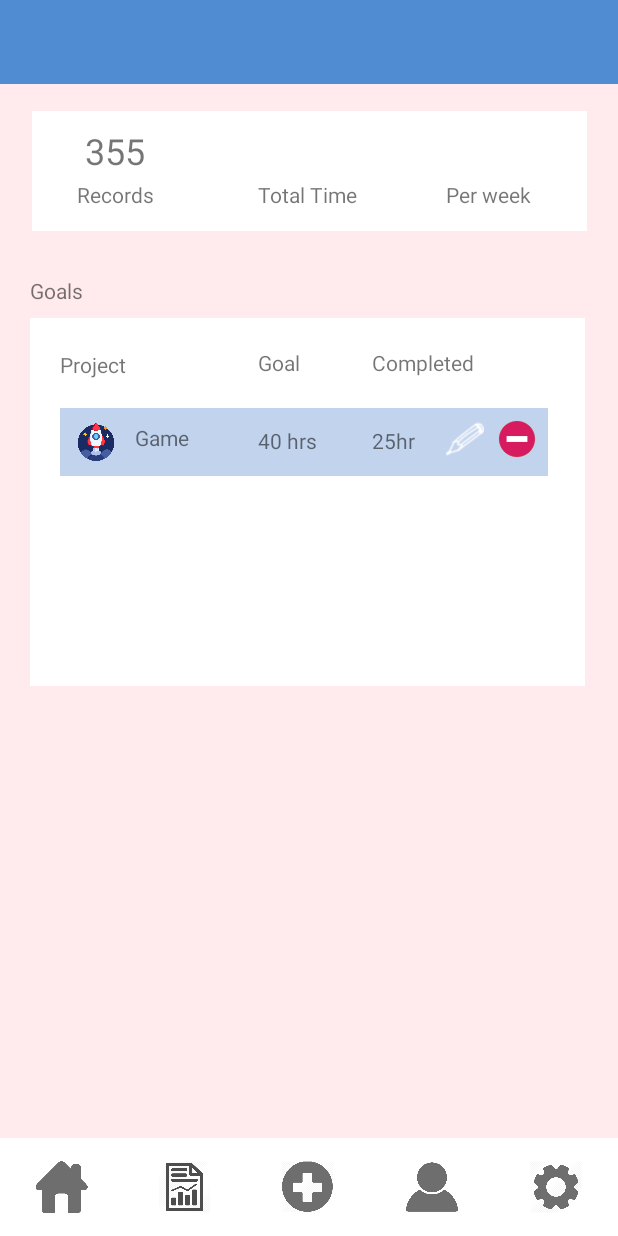
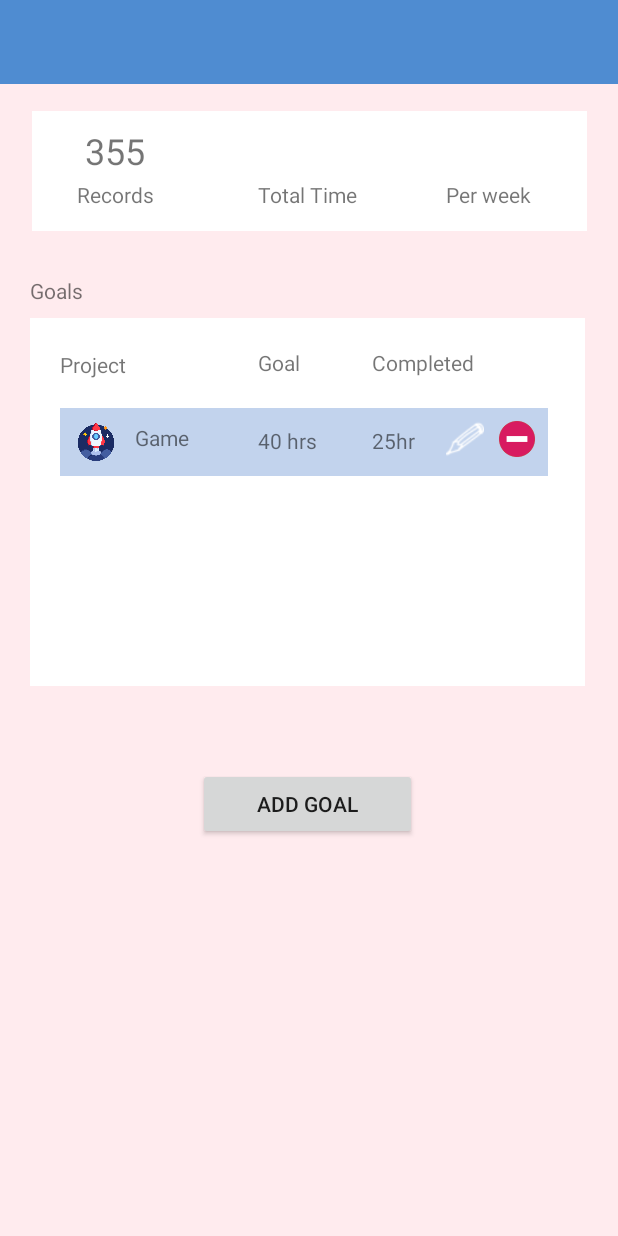
Before and after one commit to cRhettiarachchi/10000-hours---MAD-Project, an Android app: the screen it shows after launch (Dashboard), on a phone screen of 412 x 824 dp. Run offline under Robolectric (Android 15) with nearby library versions, the phone set to English and light mode, and no system bars.

Commit message:
Dashboard completed

```diff
--- a/app/src/main/AndroidManifest.xml
+++ b/app/src/main/AndroidManifest.xml
@@ -9,18 +9,18 @@
         android:roundIcon="@mipmap/ic_launcher_round"
         android:supportsRtl="true"
         android:theme="@style/AppTheme">
+        <activity android:name=".AddGoal"></activity>
         <activity android:name=".Dashboard">
             <intent-filter>
                 <action android:name="android.intent.action.MAIN" />
+
                 <category android:name="android.intent.category.LAUNCHER" />
             </intent-filter>
         </activity>
         <activity android:name=".createProject" />
         <activity android:name=".AllProjects" />
         <activity android:name=".ProjectInfo" />
-        <activity android:name=".MainActivity">
-
-        </activity>
+        <activity android:name=".MainActivity"></activity>
 
         <meta-data
             android:name="preloaded_fonts"
--- a/app/src/main/java/com/example/a10000hours/Dashboard.java
+++ b/app/src/main/java/com/example/a10000hours/Dashboard.java
@@ -3,16 +3,37 @@ package com.example.a10000hours;
 import androidx.appcompat.app.AppCompatActivity;
 import androidx.appcompat.widget.Toolbar;
 
+import android.content.Intent;
 import android.graphics.Color;
 import android.os.Bundle;
+import android.view.View;
+import android.widget.Button;
 import android.widget.TextView;
 
 public class Dashboard extends AppCompatActivity {
+
+    private Button buttonAddGoal;
 
     @Override
     protected void onCreate(Bundle savedInstanceState) {
         super.onCreate(savedInstanceState);
         setContentView(R.layout.activity_dashboard);
 
+        buttonAddGoal = findViewById(R.id.button2);
+
+        buttonAddGoal.setOnClickListener(new View.OnClickListener() {
+            @Override
+            public void onClick(View view) {
+                addGoal();
+            }
+        });
+
     }
+
+    public void addGoal() {
+        Intent intent = new Intent(this, AddGoal.class);
+        startActivity(intent);
+    }
+
+
 }
--- a/app/src/main/res/layout/activity_dashboard.xml
+++ b/app/src/main/res/layout/activity_dashboard.xml
@@ -11,56 +11,6 @@
         android:id="@+id/historyToolbar"
         layout="@layout/tool_bar"></include>
 
-    <LinearLayout
-        android:id="@+id/linearLayout2"
-        android:layout_width="match_parent"
-        android:layout_height="65dp"
-        android:background="#FFFFFF"
-        android:orientation="horizontal"
-        app:layout_constraintBottom_toBottomOf="parent"
-        app:layout_constraintEnd_toEndOf="parent"
-        app:layout_constraintStart_toStartOf="parent">
-
-        <ImageView
-            android:id="@+id/homeImage"
-            android:layout_width="65dp"
-            android:layout_height="match_parent"
-            android:layout_weight="1"
-            android:padding="15dp"
-            app:srcCompat="@drawable/home" />
-
-        <ImageView
-            android:id="@+id/allProjectsImg"
-            android:layout_width="65dp"
-            android:layout_height="match_parent"
-            android:layout_weight="1"
-            android:padding="15dp"
-            app:srcCompat="@drawable/newproject" />
-
-        <ImageView
-            android:id="@+id/newProjectImg"
-            android:layout_width="65dp"
-            android:layout_height="match_parent"
-            android:layout_weight="1"
-            android:padding="15dp"
-            app:srcCompat="@drawable/addproject" />
-
-        <ImageView
-            android:id="@+id/userAccImg"
-            android:layout_width="65dp"
-            android:layout_height="match_parent"
-            android:layout_weight="1"
-            android:padding="15dp"
-            app:srcCompat="@drawable/user" />
-
-        <ImageView
-            android:id="@+id/settingsImg"
-            android:layout_width="65dp"
-            android:layout_height="match_parent"
-            android:layout_weight="1"
-            android:padding="15dp"
-            app:srcCompat="@drawable/setting" />
-    </LinearLayout>
 
     <LinearLayout
         android:id="@+id/linearLayout3"
@@ -297,4 +247,15 @@
         app:layout_constraintTop_toTopOf="parent"
         app:srcCompat="@drawable/edit" />
 
+    <Button
+        android:id="@+id/button2"
+        android:layout_width="146dp"
+        android:layout_height="48dp"
+        android:layout_marginStart="132dp"
+        android:layout_marginLeft="132dp"
+        android:layout_marginTop="512dp"
+        android:text="Add Goal"
+        app:layout_constraintStart_toStartOf="parent"
+        app:layout_constraintTop_toTopOf="parent" />
+
 </androidx.constraintlayout.widget.ConstraintLayout>
```
Also changed, not shown: app/src/main/java/com/example/a10000hours/AddGoal.java (added, +14 -0 lines), app/src/main/res/layout/activity_add_goal.xml (added, +65 -0 lines).
